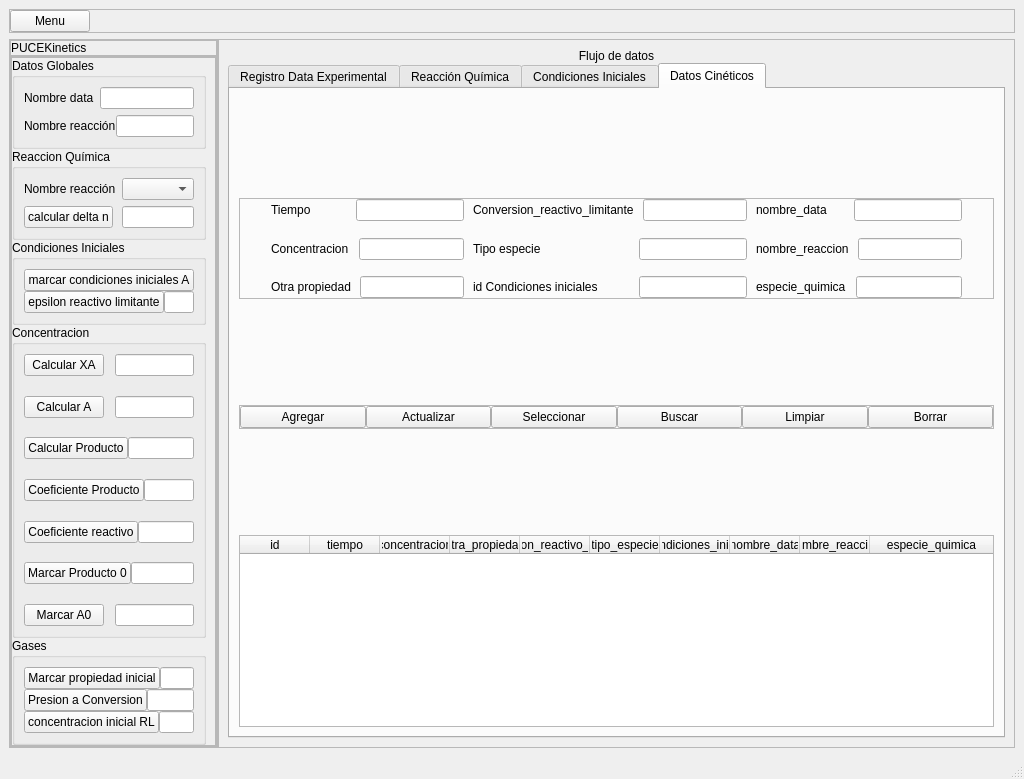
Qt form flujo_datos_gui_v4.ui (JuandresPUCE/tesis_pyqt_sqlite) before a commit.
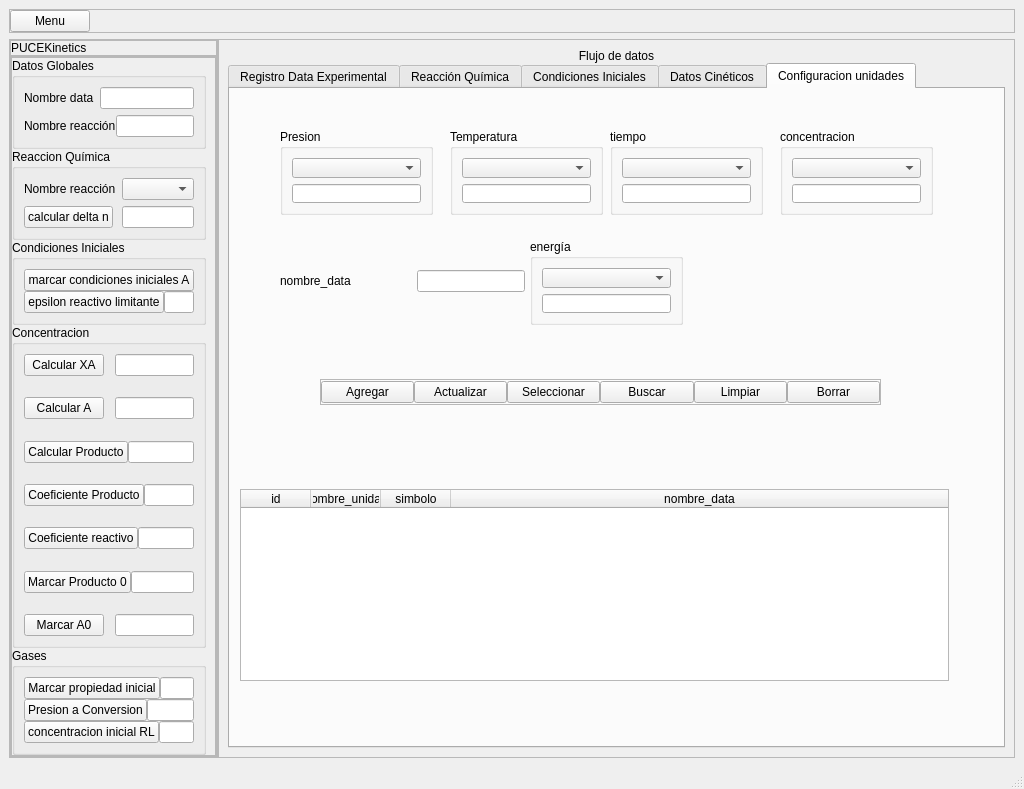
The same form after that commit.

Commit message: manejo de tabla de unidades para gases

```diff
--- a/flujo_datos_gui_v4.ui
+++ b/flujo_datos_gui_v4.ui
@@ -7,7 +7,7 @@
     <x>0</x>
     <y>0</y>
     <width>1024</width>
-    <height>779</height>
+    <height>789</height>
    </rect>
   </property>
   <property name="windowTitle">
@@ -940,7 +940,7 @@
             <item>
              <widget class="QTabWidget" name="tabWidget_2">
               <property name="currentIndex">
-               <number>3</number>
+               <number>4</number>
               </property>
               <widget class="QWidget" name="rde_tab">
                <attribute name="title">
@@ -3133,6 +3133,293 @@
                 </item>
                </layout>
               </widget>
+              <widget class="QWidget" name="u_tab">
+               <attribute name="title">
+                <string>Configuracion unidades</string>
+               </attribute>
+               <widget class="QGroupBox" name="groupBox_6">
+                <property name="geometry">
+                 <rect>
+                  <x>220</x>
+                  <y>40</y>
+                  <width>153</width>
+                  <height>86</height>
+                 </rect>
+                </property>
+                <property name="title">
+                 <string>Temperatura</string>
+                </property>
+                <layout class="QVBoxLayout" name="verticalLayout_35">
+                 <item>
+                  <widget class="QComboBox" name="temperatura_box"/>
+                 </item>
+                 <item>
+                  <widget class="QLineEdit" name="temperatura_u_edit"/>
+                 </item>
+                </layout>
+               </widget>
+               <widget class="QGroupBox" name="groupBox_7">
+                <property name="geometry">
+                 <rect>
+                  <x>550</x>
+                  <y>40</y>
+                  <width>153</width>
+                  <height>86</height>
+                 </rect>
+                </property>
+                <property name="title">
+                 <string>concentracion</string>
+                </property>
+                <layout class="QVBoxLayout" name="verticalLayout_36">
+                 <item>
+                  <widget class="QComboBox" name="tiempo_box_2"/>
+                 </item>
+                 <item>
+                  <widget class="QLineEdit" name="concentracion_u_edit">
+                   <property name="text">
+                    <string/>
+                   </property>
+                  </widget>
+                 </item>
+                </layout>
+               </widget>
+               <widget class="QGroupBox" name="groupBox_8">
+                <property name="geometry">
+                 <rect>
+                  <x>50</x>
+                  <y>40</y>
+                  <width>153</width>
+                  <height>86</height>
+                 </rect>
+                </property>
+                <property name="title">
+                 <string>Presion</string>
+                </property>
+                <layout class="QVBoxLayout" name="verticalLayout_37">
+                 <item>
+                  <widget class="QComboBox" name="presion_box"/>
+                 </item>
+                 <item>
+                  <widget class="QLineEdit" name="presion_u_edit"/>
+                 </item>
+                </layout>
+               </widget>
+               <widget class="QGroupBox" name="groupBox_9">
+                <property name="geometry">
+                 <rect>
+                  <x>380</x>
+                  <y>40</y>
+                  <width>153</width>
+                  <height>86</height>
+                 </rect>
+                </property>
+                <property name="title">
+                 <string>tiempo</string>
+                </property>
+                <layout class="QVBoxLayout" name="verticalLayout_38">
+                 <item>
+                  <widget class="QComboBox" name="tiempo_box"/>
+                 </item>
+                 <item>
+                  <widget class="QLineEdit" name="tiempo_u_edit">
+                   <property name="text">
+                    <string/>
+                   </property>
+                  </widget>
+                 </item>
+                </layout>
+               </widget>
+               <widget class="QGroupBox" name="groupBox_10">
+                <property name="geometry">
+                 <rect>
+                  <x>300</x>
+                  <y>150</y>
+                  <width>153</width>
+                  <height>86</height>
+                 </rect>
+                </property>
+                <property name="title">
+                 <string>energía</string>
+                </property>
+                <layout class="QVBoxLayout" name="verticalLayout_39">
+                 <item>
+                  <widget class="QComboBox" name="energia_box"/>
+                 </item>
+                 <item>
+                  <widget class="QLineEdit" name="energia_u_edit">
+                   <property name="text">
+                    <string/>
+                   </property>
+                  </widget>
+                 </item>
+                </layout>
+               </widget>
+               <widget class="QWidget" name="layoutWidget">
+                <property name="geometry">
+                 <rect>
+                  <x>50</x>
+                  <y>180</y>
+                  <width>245</width>
+                  <height>24</height>
+                 </rect>
+                </property>
+                <layout class="QHBoxLayout" name="horizontalLayout_58">
+                 <property name="spacing">
+                  <number>0</number>
+                 </property>
+                 <item>
+                  <widget class="QLabel" name="label_32">
+                   <property name="text">
+                    <string>nombre_data</string>
+                   </property>
+                  </widget>
+                 </item>
+                 <item>
+                  <spacer name="horizontalSpacer_59">
+                   <property name="orientation">
+                    <enum>Qt::Horizontal</enum>
+                   </property>
+                   <property name="sizeHint" stdset="0">
+                    <size>
+                     <width>40</width>
+                     <height>20</height>
+                    </size>
+                   </property>
+                  </spacer>
+                 </item>
+                 <item>
+                  <widget class="QLineEdit" name="nombre_data_u_edit">
+                   <property name="text">
+                    <string/>
+                   </property>
+                  </widget>
+                 </item>
+                </layout>
+               </widget>
+               <widget class="QFrame" name="funciones_frame_u">
+                <property name="geometry">
+                 <rect>
+                  <x>90</x>
+                  <y>290</y>
+                  <width>561</width>
+                  <height>26</height>
+                 </rect>
+                </property>
+                <property name="frameShape">
+                 <enum>QFrame::StyledPanel</enum>
+                </property>
+                <property name="frameShadow">
+                 <enum>QFrame::Raised</enum>
+                </property>
+                <layout class="QHBoxLayout" name="horizontalLayout_59">
+                 <property name="spacing">
+                  <number>0</number>
+                 </property>
+                 <property name="leftMargin">
+                  <number>0</number>
+                 </property>
+                 <property name="topMargin">
+                  <number>0</number>
+                 </property>
+                 <property name="rightMargin">
+                  <number>0</number>
+                 </property>
+                 <property name="bottomMargin">
+                  <number>0</number>
+                 </property>
+                 <item>
+                  <widget class="QPushButton" name="agregar_ru_btn">
+                   <property name="text">
+                    <string>Agregar</string>
+                   </property>
+                  </widget>
+                 </item>
+                 <item>
+                  <widget class="QPushButton" name="actualizar_ru_btn">
+                   <property name="text">
+                    <string>Actualizar</string>
+                   </property>
+                  </widget>
+                 </item>
+                 <item>
+                  <widget class="QPushButton" name="seleccionar_ru_btn">
+                   <property name="text">
+                    <string>Seleccionar</string>
+                   </property>
+                  </widget>
+                 </item>
+                 <item>
+                  <widget class="QPushButton" name="buscar_ru_btn">
+                   <property name="text">
+                    <string>Buscar</string>
+                   </property>
+                  </widget>
+                 </item>
+                 <item>
+                  <widget class="QPushButton" name="limpiar_ru_btn">
+                   <property name="text">
+                    <string>Limpiar</string>
+                   </property>
+                  </widget>
+                 </item>
+                 <item>
+                  <widget class="QPushButton" name="borrar_ru_btn">
+                   <property name="text">
+                    <string>Borrar</string>
+                   </property>
+                  </widget>
+                 </item>
+                </layout>
+               </widget>
+               <widget class="QTableWidget" name="registro_unidades_tabla">
+                <property name="geometry">
+                 <rect>
+                  <x>10</x>
+                  <y>400</y>
+                  <width>709</width>
+                  <height>192</height>
+                 </rect>
+                </property>
+                <property name="focusPolicy">
+                 <enum>Qt::NoFocus</enum>
+                </property>
+                <property name="showGrid">
+                 <bool>false</bool>
+                </property>
+                <attribute name="horizontalHeaderMinimumSectionSize">
+                 <number>50</number>
+                </attribute>
+                <attribute name="horizontalHeaderDefaultSectionSize">
+                 <number>70</number>
+                </attribute>
+                <attribute name="horizontalHeaderStretchLastSection">
+                 <bool>true</bool>
+                </attribute>
+                <attribute name="verticalHeaderVisible">
+                 <bool>false</bool>
+                </attribute>
+                <column>
+                 <property name="text">
+                  <string>id</string>
+                 </property>
+                </column>
+                <column>
+                 <property name="text">
+                  <string>nombre_unidad</string>
+                 </property>
+                </column>
+                <column>
+                 <property name="text">
+                  <string>simbolo</string>
+                 </property>
+                </column>
+                <column>
+                 <property name="text">
+                  <string>nombre_data</string>
+                 </property>
+                </column>
+               </widget>
+              </widget>
              </widget>
             </item>
            </layout>
```
The commit also changes 15 other files.
